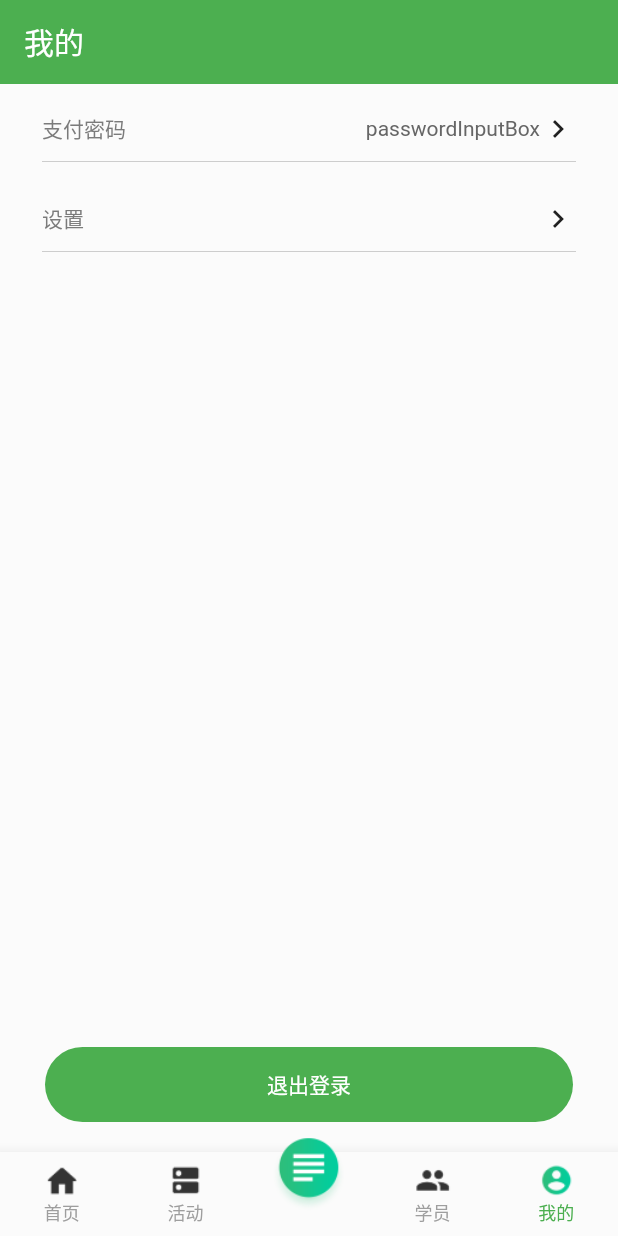
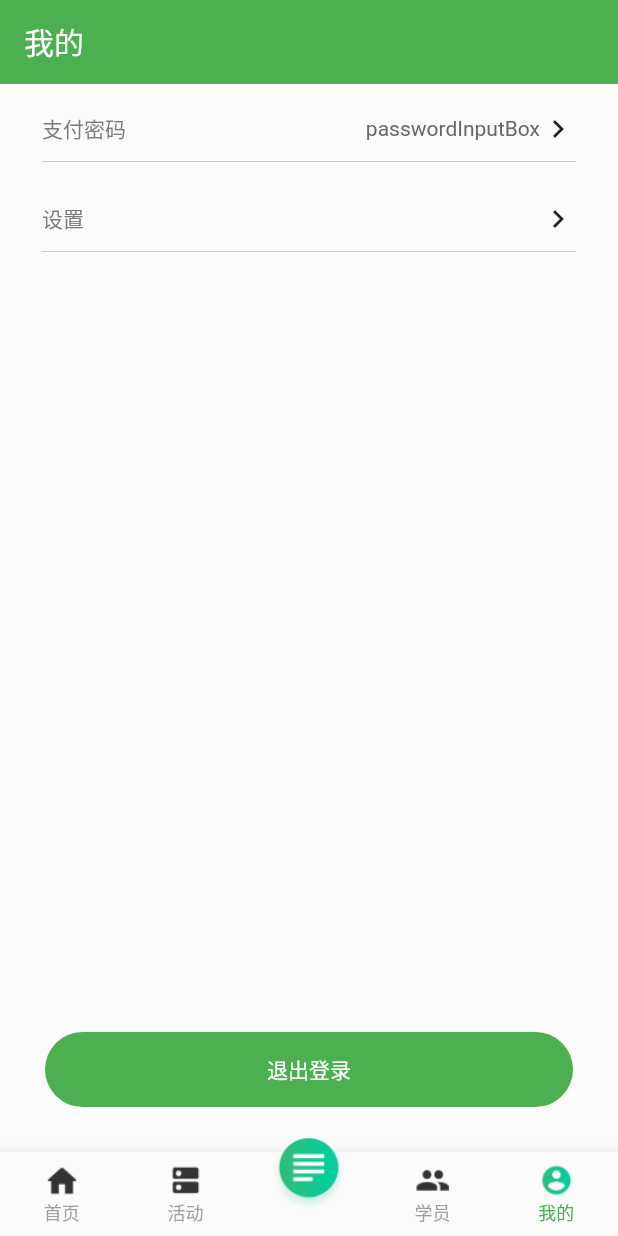
Before and after one commit to kingsic/flutterkit, a Flutter app: the screen it shows after launch, item 5 of the bottom bar chosen, on a phone screen of 412 x 824 dp. Run offline on Flutter 3.47's test engine with Material 2 defaults, Android fonts, the phone set to English and light mode, and no system bars; our stand-ins replace dio; missing offline and left inert: dart:html.

Commit message:
【button内部代码优化】

```diff
--- a/lib/components/button.dart
+++ b/lib/components/button.dart
@@ -1,63 +1,105 @@
 import 'package:flutter/material.dart';
 
-typedef ButtonTapCallback = void Function();
+class ButtonStyleConfig {
+  /// 文本样式
+  final TextStyle textStyle;
+
+  /// 大小
+  final Size size;
+
+  /// 边框页
+  final BorderSide borderSide;
+
+  /// 圆角半径，默认为：BorderRadius.zero
+  final BorderRadiusGeometry borderRadius;
+
+  /// 阴影值，默认为：0.0
+  final double elevation;
+
+  /// 阴影颜色
+  final Color shadowColor;
+
+  /// 水波纹颜色，默认为：Colors.transparent
+  final Color overlayColor;
+
+  /// 前景颜色，默认为：Colors.black
+  final Color foregroundColor;
+
+  /// 按下时的前景颜色，默认为：foregroundColor
+  final Color pressedForegroundColor;
+
+  /// 背景颜色，默认为：Colors.transparent
+  final Color backgroundColor;
+
+  /// 按下时的背景颜色，默认为：backgroundColor
+  final Color pressedBackgroundColor;
+
+  ButtonStyleConfig({
+    this.textStyle,
+    this.size,
+    this.borderSide,
+    this.borderRadius = BorderRadius.zero,
+    this.elevation = 0.0,
+    this.shadowColor,
+    this.overlayColor = Colors.transparent,
+    this.foregroundColor = Colors.black,
+    this.pressedForegroundColor,
+    this.backgroundColor = Colors.transparent,
+    this.pressedBackgroundColor,
+  });
+}
 
 class Button extends StatelessWidget {
-  /// 文本数据
-  final String data;
+  /// 子组件
+  final Widget child;
 
-  /// 文本样式
-  final TextStyle style;
+  /// 配置样式
+  final ButtonStyleConfig config;
 
-  /// 宽度
-  final double width;
+  /// 按下回调
+  final VoidCallback onPressed;
 
-  /// 高度
-  final double height;
+  /// 长按回调
+  final VoidCallback onLongPress;
 
-  /// 背景颜色
-  final Color backgroundColor;
-
-  /// 圆角（BorderRadius.circular(_) or BorderRadius.only(topLeft: Radius.circular(_)））
-  final BorderRadius borderRadius;
-
-  /// 边框宽度，默认为：0.5
-  final double borderWidth;
-
-  /// 边框颜色，默认为：Colors.transparent
-  final Color borderColor;
-
-  /// 点击回调函数
-  final ButtonTapCallback onTap;
-
-  const Button(
-    this.data, {
-    Key key,
-    this.style,
-    this.width,
-    this.height,
-    this.backgroundColor,
-    this.borderRadius,
-    this.borderWidth = 0.5,
-    this.borderColor = Colors.transparent,
-    this.onTap,
-  });
+  Button({
+    this.child,
+    this.config,
+    this.onPressed,
+    this.onLongPress,
+  }) : assert(child != null),
+        assert(config != null);
 
   @override
   Widget build(BuildContext context) {
-    return GestureDetector(
-        child: Container(
-          alignment: Alignment.center,
-          width: width,
-          height: height,
-          child: Text("$data", style: style),
-          decoration: BoxDecoration(
-            color: backgroundColor,
-            borderRadius: borderRadius,
-            border: Border.all(width: borderWidth, color: borderColor),
-          ),
-        ),
-        onTap: onTap
+    return ElevatedButton(
+      onPressed: onPressed,
+      onLongPress: onLongPress,
+      child: child,
+      style: ButtonStyle(
+        textStyle: MaterialStateProperty.all(config.textStyle),
+        minimumSize: MaterialStateProperty.all(config.size),
+        elevation: MaterialStateProperty.all(config.elevation),
+        shadowColor: MaterialStateProperty.all(config.shadowColor),
+        overlayColor: MaterialStateProperty.all(config.overlayColor),
+        side: MaterialStateProperty.all(config.borderSide),
+        /// RoundedRectangleBorder、BeveledRectangleBorder、StadiumBorder
+        shape: MaterialStateProperty.all(RoundedRectangleBorder(borderRadius: config.borderRadius)),
+        foregroundColor: MaterialStateProperty.resolveWith((states) {
+          if (states.contains(MaterialState.pressed)) {
+            // 按下按钮时文字颜色
+            return config.pressedForegroundColor ?? config.foregroundColor;
+          }
+          // 默认状态下按钮文字颜色
+          return config.foregroundColor;
+        }),
+        backgroundColor: MaterialStateProperty.resolveWith((states) {
+          if (states.contains(MaterialState.pressed)) {
+            return config.pressedBackgroundColor ?? config.backgroundColor;
+          }
+          return config.backgroundColor;
+        }),
+      ),
     );
   }
 }
--- a/lib/components/number_limit_input_formatter.dart
+++ b/lib/components/number_limit_input_formatter.dart
@@ -2,17 +2,18 @@ import 'package:flutter/services.dart';
 
 class NumberLimitInputFormatter extends TextInputFormatter {
   /// 限制小数点后几位，默认为：2，小数点后2位
-  int limitDecimal;
+  final int limitDecimal;
+  /// 不能以什么开始，默认为：00
+  final String noStart;
 
   NumberLimitInputFormatter({
     this.limitDecimal = 2,
+    this.noStart = "00"
   });
 
   RegExp _exp = RegExp("[0-9.]");
   // 小数点
   static const String _decimal = ".";
-  // 不能以00开头
-  static const String _no_start = "00";
 
   @override
   TextEditingValue formatEditUpdate(TextEditingValue oldValue, TextEditingValue newValue) {
@@ -27,7 +28,7 @@ class NumberLimitInputFormatter extends TextInputFormatter {
     }
 
     // 不能以“00”开头
-    if (newValue.text.startsWith(_no_start)) {
+    if (newValue.text.startsWith(noStart)) {
       return oldValue;
     }
 
--- a/lib/views/mine_page.dart
+++ b/lib/views/mine_page.dart
@@ -1,7 +1,6 @@
 import 'package:flutter/material.dart';
 import 'package:flutterkit/components/bottom_action_sheet.dart';
 import 'package:flutterkit/components/button.dart';
-import 'package:flutterkit/components/custom_alert_dialog.dart';
 import 'package:flutterkit/components/lr_list_title.dart';
 import 'package:flutterkit/views/payment_password.dart';
 
@@ -46,30 +45,20 @@ class MinePage extends StatelessWidget {
               padding: EdgeInsets.only(
                 left: 30,
                 right: 30,
-                bottom: 20,
+                bottom: 30,
               ),
               child: Button(
-                "退出登录",
-                style: TextStyle(color: Colors.white),
-                height: 50,
+                child: Text("退出登录"),
+                config: ButtonStyleConfig(
+                  backgroundColor: Colors.green,
+                  foregroundColor: Colors.white,
+                  size: Size(
+                    double.infinity,
+                    50
+                  ),
                   borderRadius: BorderRadius.circular(25),
-                backgroundColor: Colors.green,
-                onTap: () {
-                  // showDialog(
-                  //     context: context,
-                  //     builder: (context) {
-                  //       return CustomAlertDialog(
-                  //         title: "温馨提示",
-                  //         message: "您确定要退出登录吗？",
-                  //         cancelTap: () {
-                  //           print("cancel");
-                  //         },
-                  //         sureTap: () {
-                  //           print("sureTap");
-                  //         },
-                  //       );
-                  //     });
-
+                ),
+                onPressed: () {
                   BottomActionSheet.show(
                     context: context,
                     config: ActionSheetConfig(
```
Lines whose indentation alone changed are shown as unchanged.
